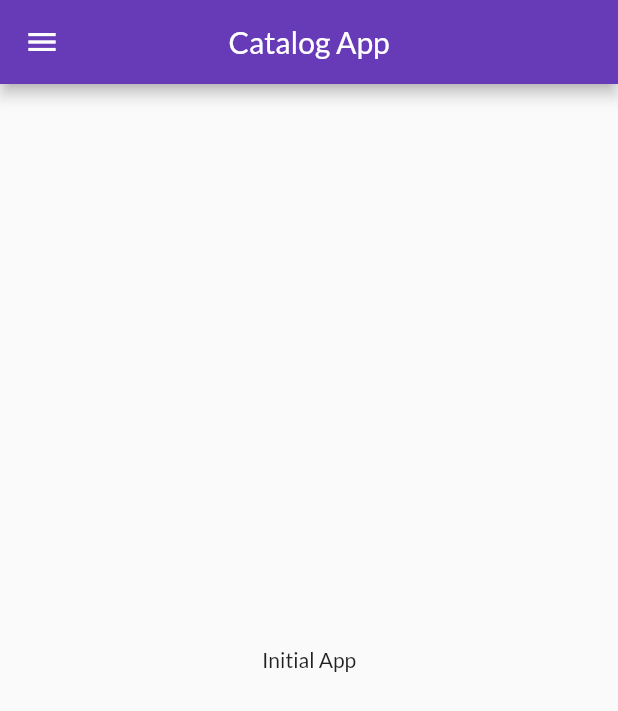
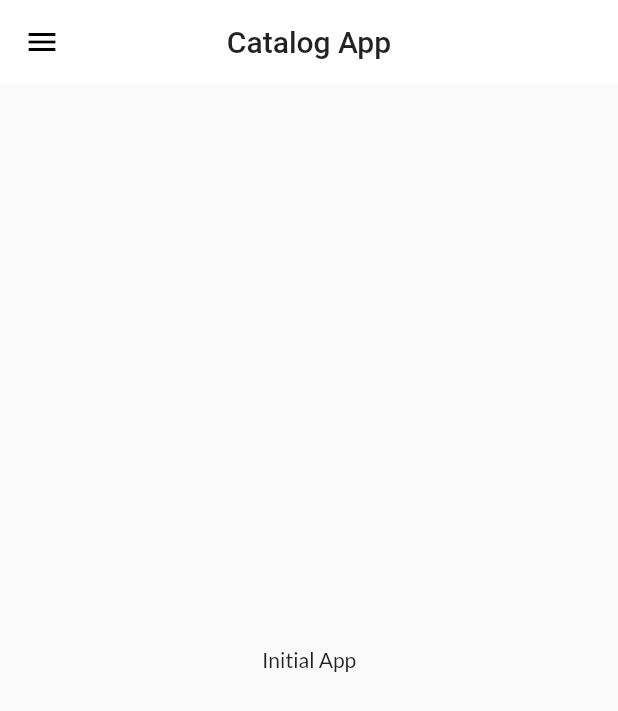
Before and after one commit to derpLLC/catalog, a Flutter app: the screen it shows after launch, on a phone screen of 412 x 824 dp. Shown: the top 711 px of the screen. Run offline on Flutter 3.47's test engine with Material 2 defaults, Android fonts, the phone set to English and light mode, and no system bars; our stand-ins replace google_fonts.

Commit message:
lib: main: add some themeing changes to the app bar
Signed-off-by: Ayush Dubey <ayushdubey70@gmail.com>

```diff
--- a/lib/main.dart
+++ b/lib/main.dart
@@ -17,7 +17,13 @@ class MyApp extends StatelessWidget {
       themeMode: ThemeMode.system,
       theme: ThemeData(
           fontFamily: GoogleFonts.lato().fontFamily,
-          primarySwatch: Colors.deepPurple
+          primarySwatch: Colors.deepPurple,
+        appBarTheme: AppBarTheme(
+          color: Colors.white,
+          elevation: 0.0,
+          iconTheme: IconThemeData(color: Colors.black),
+          textTheme: Theme.of(context).textTheme,
+        ),
       ),
       debugShowCheckedModeBanner: false,
       initialRoute: MyRoutes.homeRoute,
```
